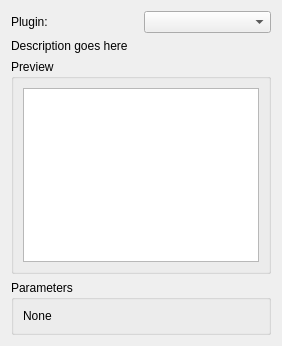
First picture: the form in dialogs/import_plugins.ui, repository veusz/veusz, before the edit.
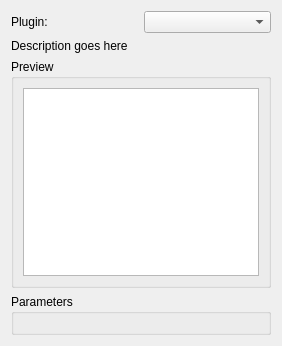
Second picture: the form after the edit.

Commit message: Implement import plugins, allowing the user to define plugins to load data

```diff
--- a/dialogs/import_plugins.ui
+++ b/dialogs/import_plugins.ui
@@ -56,15 +56,7 @@
      <property name="title">
       <string>Parameters</string>
      </property>
-     <layout class="QGridLayout" name="gridLayout_5">
-      <item row="0" column="0">
-       <widget class="QLabel" name="label_23">
-        <property name="text">
-         <string>None</string>
-        </property>
-       </widget>
-      </item>
-     </layout>
+     <layout class="QGridLayout" name="gridLayout_5"/>
     </widget>
    </item>
   </layout>
```
The commit also changes 5 other files.
